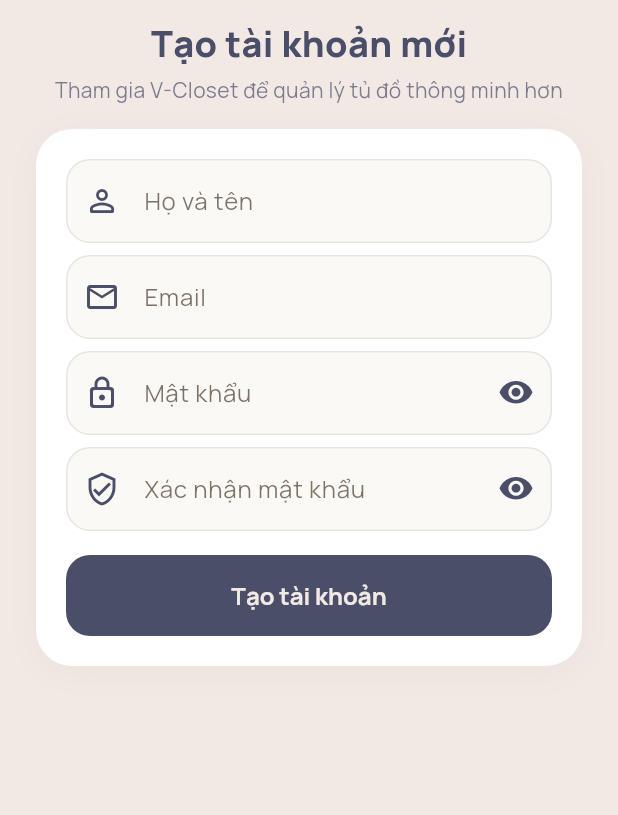
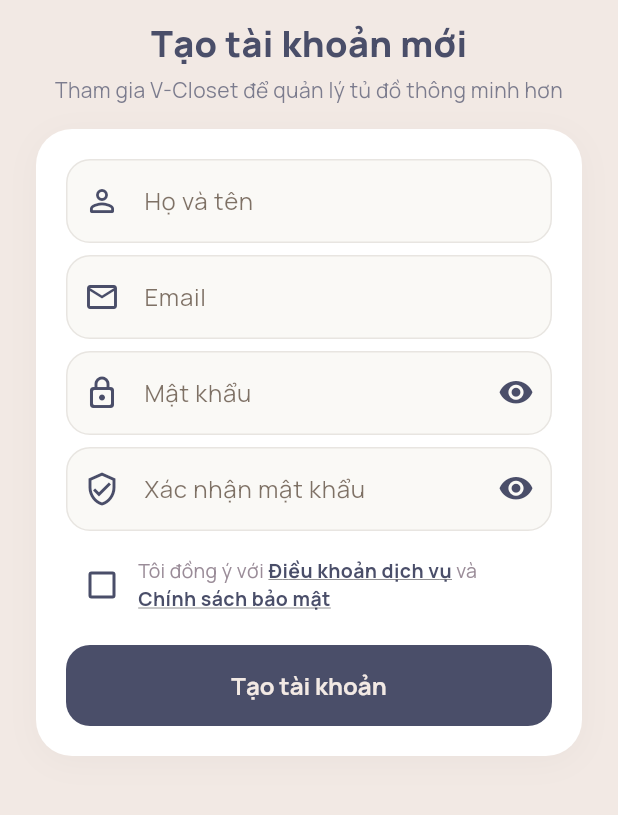
Before and after one commit to hoangqui794/V-Closet-mobile, a Flutter app: the RegisterPage screen opened directly, on a phone screen of 412 x 824 dp, the part 255-1070 px from its top. Run offline on Flutter 3.47's test engine with Material 3 defaults, Android fonts, the phone set to English and light mode, and no system bars; our stand-ins replace animate_do, camera, dio, flutter_dotenv, flutter_riverpod, font_awesome_flutter and 7 more; missing offline and left inert: image_gallery_saver_plus, signalr_netcore; accounts and stored records are empty.

Commit message:
feat(auth): add Terms and Privacy policy agreement checkbox on registration page

```diff
--- a/lib/presentation/pages/auth/register_page.dart
+++ b/lib/presentation/pages/auth/register_page.dart
@@ -1,6 +1,7 @@
 import 'package:animate_do/animate_do.dart';
 import 'package:flutter/material.dart';
 import 'package:get_it/get_it.dart';
+import 'package:url_launcher/url_launcher.dart';
 import '../../../core/theme/app_colors.dart';
 import '../../../data/datasources/auth_api_service.dart';
 import 'verify_otp_page.dart';
@@ -22,6 +23,7 @@ class _RegisterPageState extends State<RegisterPage> {
   bool _isLoading = false;
   bool _showPassword = false;
   bool _showConfirm = false;
+  bool _agreeToTerms = false;
 
   @override
   void dispose() {
@@ -37,6 +39,11 @@ class _RegisterPageState extends State<RegisterPage> {
     final email = _emailController.text.trim();
     final password = _passwordController.text.trim();
     final confirm = _confirmController.text.trim();
+
+    if (!_agreeToTerms) {
+      _showSnackbar('Bạn phải đồng ý với Điều khoản dịch vụ và Chính sách bảo mật.');
+      return;
+    }
 
     if (name.isEmpty) {
       _showSnackbar('Vui lòng nhập Họ và tên.');
@@ -92,6 +99,17 @@ class _RegisterPageState extends State<RegisterPage> {
         backgroundColor: isError ? AppColors.error : null,
       ),
     );
+  }
+
+  Future<void> _launchUrl(String urlString) async {
+    final Uri url = Uri.parse(urlString);
+    try {
+      if (!await launchUrl(url, mode: LaunchMode.externalApplication)) {
+        throw Exception('Could not launch $urlString');
+      }
+    } catch (e) {
+      _showSnackbar('Không thể mở liên kết: $e', isError: true);
+    }
   }
 
   @override
@@ -263,6 +281,60 @@ class _RegisterPageState extends State<RegisterPage> {
                               : const EdgeInsets.symmetric(horizontal: 16, vertical: 16),
                         ),
                       ),
+                      SizedBox(height: spacingSmall),
+                      Row(
+                        crossAxisAlignment: CrossAxisAlignment.center,
+                        children: [
+                          Checkbox(
+                            value: _agreeToTerms,
+                            activeColor: AppColors.primary,
+                            onChanged: (val) {
+                              setState(() {
+                                _agreeToTerms = val ?? false;
+                              });
+                            },
+                          ),
+                          Expanded(
+                            child: Wrap(
+                              crossAxisAlignment: WrapCrossAlignment.center,
+                              children: [
+                                const Text(
+                                  'Tôi đồng ý với ',
+                                  style: TextStyle(fontSize: 13.0, color: AppColors.textMuted),
+                                ),
+                                GestureDetector(
+                                  onTap: () => _launchUrl('https://www.vcloset.vn/terms.html'),
+                                  child: const Text(
+                                    'Điều khoản dịch vụ',
+                                    style: TextStyle(
+                                      fontSize: 13.0,
+                                      color: AppColors.primary,
+                                      fontWeight: FontWeight.bold,
+                                      decoration: TextDecoration.underline,
+                                    ),
+                                  ),
+                                ),
+                                const Text(
+                                  ' và ',
+                                  style: TextStyle(fontSize: 13.0, color: AppColors.textMuted),
+                                ),
+                                GestureDetector(
+                                  onTap: () => _launchUrl('https://www.vcloset.vn/privacy.html'),
+                                  child: const Text(
+                                    'Chính sách bảo mật',
+                                    style: TextStyle(
+                                      fontSize: 13.0,
+                                      color: AppColors.primary,
+                                      fontWeight: FontWeight.bold,
+                                      decoration: TextDecoration.underline,
+                                    ),
+                                  ),
+                                ),
+                              ],
+                            ),
+                          ),
+                        ],
+                      ),
                       SizedBox(height: spacingMedium),
                       if (_isLoading)
                         const Center(
```
